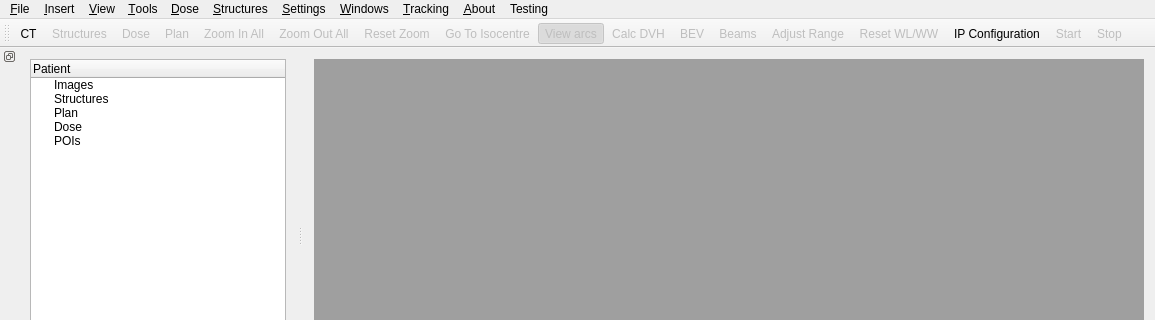
Old version of the form mainwindow.ui in the repository Jothy/KIMView; both pictures show x 0 to 1155 and y 0 to 320 of the 1155 by 663 pixel window.
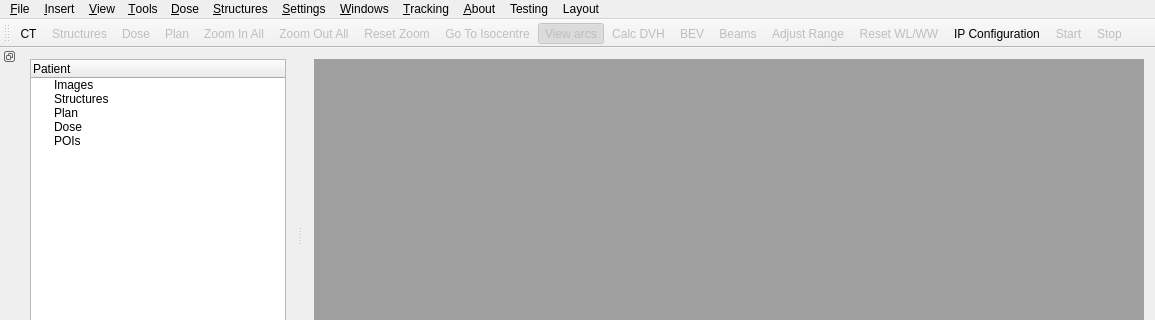
New version of the form. Icons and pictures are not drawn.

Commit message: Adding view layouts

Patch:
```diff
--- a/mainwindow.ui
+++ b/mainwindow.ui
@@ -159,6 +159,12 @@
     <addaction name="actionStart"/>
     <addaction name="actionStop"/>
    </widget>
+   <widget class="QMenu" name="menuLayout">
+    <property name="title">
+     <string>Layout</string>
+    </property>
+    <addaction name="actionView1"/>
+   </widget>
    <addaction name="menuFile"/>
    <addaction name="menuInsert"/>
    <addaction name="menuView"/>
@@ -170,6 +176,7 @@
    <addaction name="menuTracking"/>
    <addaction name="menuAbout"/>
    <addaction name="menuHelp"/>
+   <addaction name="menuLayout"/>
   </widget>
   <widget class="QToolBar" name="mainToolBar">
    <property name="iconSize">
```
Left out of the diff: 5 changed lines with no effect on the pictures. The commit also changes 2 other files.
